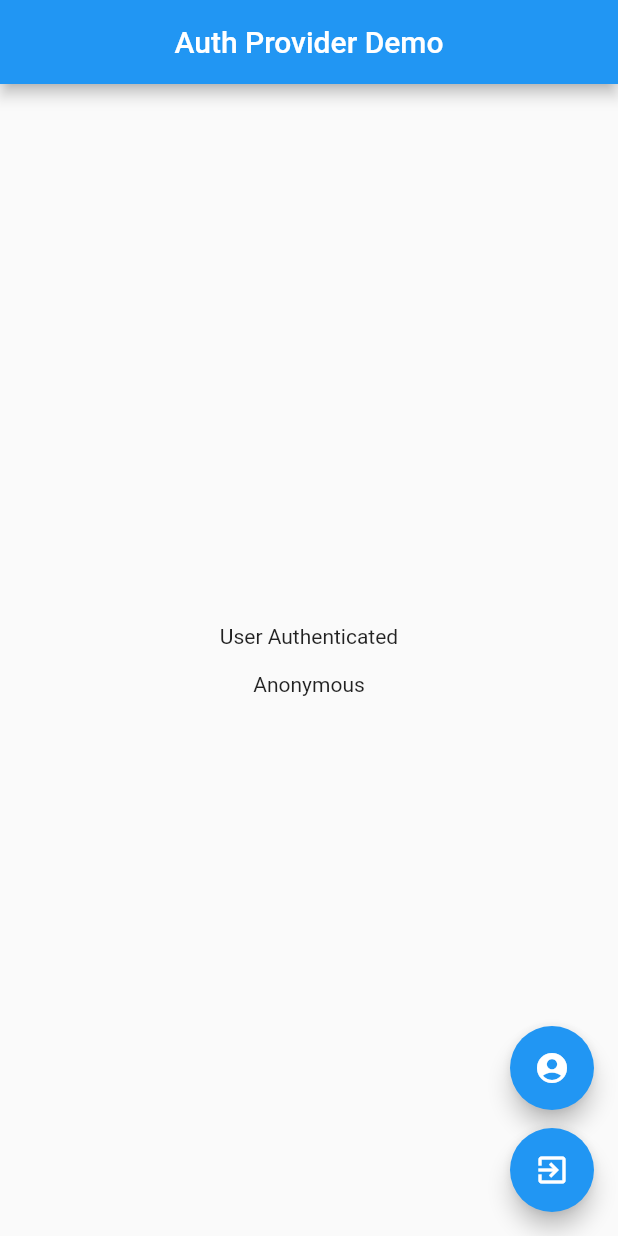
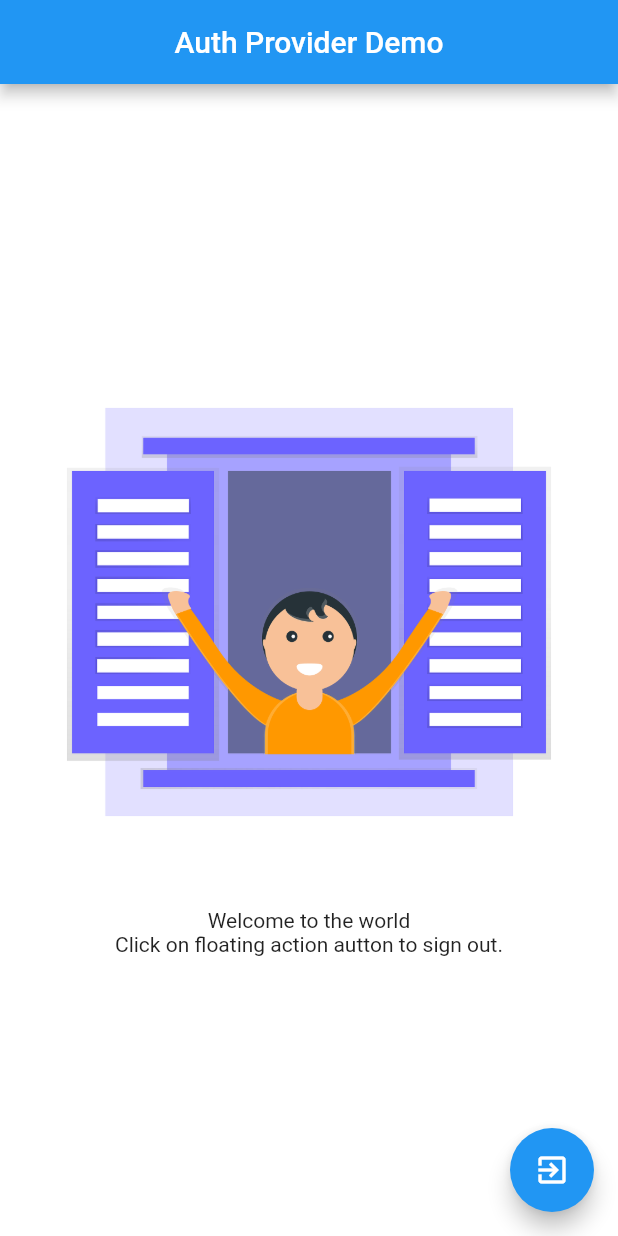
Before and after one commit to JigneshWorld/provider_firebase_auth_flutter, a Flutter app: the screen it shows once a user with an empty profile is signed in, on a phone screen of 412 x 824 dp. Run offline on Flutter 3.47's test engine with Material 2 defaults, Android fonts, the phone set to English and light mode, and no system bars; our stand-ins replace firebase_auth; accounts and stored records are empty; network calls fail.

Commit message:
Updated sample code with managing states with images and floating action buttons

```diff
--- a/lib/main.dart
+++ b/lib/main.dart
@@ -24,48 +24,58 @@ class MyApp extends StatelessWidget {
           primarySwatch: Colors.blue,
         ),
         home: MyHomePage(title: title),
+        debugShowCheckedModeBanner: false,
       ),
     );
   }
 }
 
-class MyHomePage extends StatefulWidget {
+class MyHomePage extends StatelessWidget {
   MyHomePage({Key key, this.title}) : super(key: key);
 
   final String title;
 
-  @override
-  _MyHomePageState createState() => _MyHomePageState();
-}
-
-class _MyHomePageState extends State<MyHomePage> {
   @override
   Widget build(BuildContext context) {
     AuthProvider authProvider = Provider.of(context);
 
     Widget body;
     if (authProvider.isAuthenticated) {
-      body = Center(
-        child: Text(
-          "User Authenticated\n\n${authProvider.isAnonymous ?
-            "Anonymous" : "From - Facebook / Google / Email"}",
+      body = Column(
+        mainAxisAlignment: MainAxisAlignment.center,
+        children: <Widget>[
+          Image.asset('assets/images/welcome.png'),
+          SizedBox(height: 32,),
+          Text(
+            "Welcome to the world\nClick on floating action autton to sign out.",
             textAlign: TextAlign.center,
           ),
+        ],
       );
     } else {
-      body = Center(
-        child: Text("No authentication"),
+      body = Column(
+        mainAxisAlignment: MainAxisAlignment.center,
+        children: <Widget>[
+          Image.asset('assets/images/login.png'),
+          SizedBox(height: 32,),
+          Text(
+            "Login to continue\nClick on floating action button to sign in anonymously.",
+            textAlign: TextAlign.center,
+          ),
+        ],
       );
     }
     return Scaffold(
+      backgroundColor: Colors.white,
       appBar: AppBar(
-        title: Text(widget.title),
+        title: Text(title),
         centerTitle: true,
       ),
       body: body,
       floatingActionButton: Column(
         mainAxisAlignment: MainAxisAlignment.end,
         children: <Widget>[
+          if (!authProvider.isAuthenticated)
             FloatingActionButton(
               onPressed: () {
                 authProvider.signInAnonymously();
@@ -73,9 +83,7 @@ class _MyHomePageState extends State<MyHomePage> {
               tooltip: 'Sign In Anonymously',
               child: Icon(Icons.account_circle),
             ),
-          SizedBox(
-            height: 12,
-          ),
+          if (authProvider.isAuthenticated)
             FloatingActionButton(
               onPressed: () {
                 authProvider.signOut();
--- a/pubspec.yaml
+++ b/pubspec.yaml
@@ -14,7 +14,7 @@ description: Flutter sample application to learn best practices to use provider
 version: 1.0.0+1
 
 environment:
-  sdk: ">=2.1.0 <3.0.0"
+  sdk: ">=2.2.2 <3.0.0"
 
 dependencies:
   flutter:
@@ -47,6 +47,9 @@ flutter:
   #  - images/a_dot_burr.jpeg
   #  - images/a_dot_ham.jpeg
 
+  assets:
+    - assets/images/
+
   # An image asset can refer to one or more resolution-specific "variants", see
   # https://flutter.dev/assets-and-images/#resolution-aware.
 
```
Also changed, not shown: assets/images/login.png (added), assets/images/welcome.png (added), pubspec.lock. Lines whose indentation alone changed are shown as unchanged.
